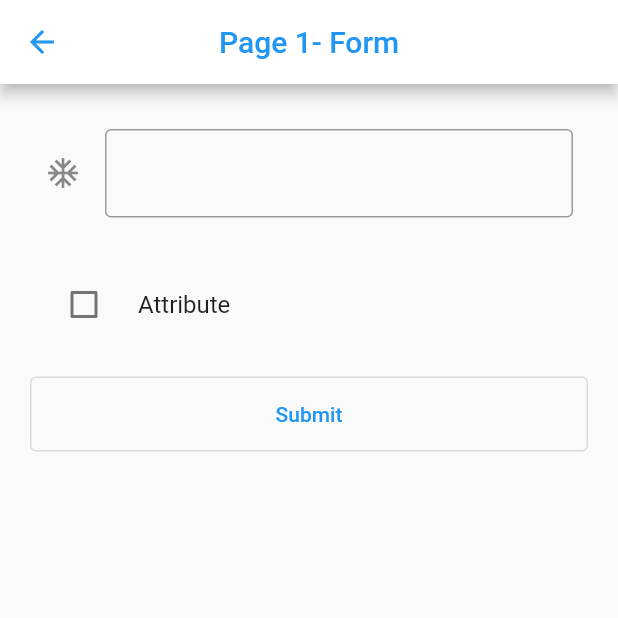
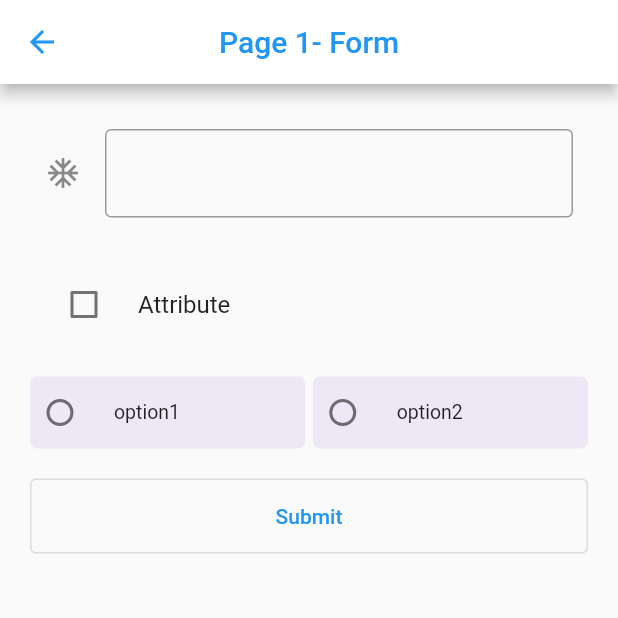
Before and after one commit to ThawedBuffalo/flutter_template, a Flutter app: the Page1 screen opened directly, on a phone screen of 412 x 824 dp, the top half of it. Run offline on Flutter 3.47's test engine with Material 2 defaults, Android fonts, the phone set to English and light mode, and no system bars; our stand-ins replace bloc, dartz, equatable, get_it, logger.

Commit message:
added radio buttons- need to generic ext widget

```diff
--- a/lib/presentation/pages/page-1/page-1.dart
+++ b/lib/presentation/pages/page-1/page-1.dart
@@ -3,6 +3,10 @@ import 'package:flutter_template/core/logging/custom_logger.dart';
 import 'package:flutter_template/presentation/pages/widgets/text-form-widget.dart';
 
 import '../page-2/page-2.dart';
+
+enum RadioTypeEnum {
+  option1, option2
+}
 
 class Page1 extends StatefulWidget {
   const Page1({super.key});
@@ -15,6 +19,8 @@ class _Page1State extends State<Page1> {
   var _productName;
   final _productController = TextEditingController();
   bool _checkBox = false;
+
+  RadioTypeEnum? _radioTypeEnum;
 
   @override
   Widget build(BuildContext context) {
@@ -37,6 +43,7 @@ class _Page1State extends State<Page1> {
                 leadingIcon: Icons.ac_unit_outlined, //dynamic icon
               ),
               const SizedBox(height: 20.0),
+              // TODO- create generic external widget
               CheckboxListTile(
                 value: _checkBox,
                 title: const Text("Attribute"),
@@ -48,6 +55,44 @@ class _Page1State extends State<Page1> {
                 },
                 controlAffinity: ListTileControlAffinity.leading,
               ),
+              const SizedBox(height: 20.0),
+              Row(
+                children: [
+                  Expanded(
+                    child: RadioListTile<RadioTypeEnum>(
+                      contentPadding: const EdgeInsets.all(0.0),
+                        value: RadioTypeEnum.option1,
+                        groupValue: _radioTypeEnum,
+                        shape: RoundedRectangleBorder(borderRadius: BorderRadius.circular(5.0)),
+                        dense: true,
+                        tileColor: Colors.deepPurple.shade50,
+                        title: Text(RadioTypeEnum.option1.name),
+                        onChanged: (value) {
+                          setState(() {
+                            _radioTypeEnum = value;
+                          });
+                        }),
+                  ),
+                  const SizedBox(width: 5.0,),
+                  Expanded(
+                    child: RadioListTile<RadioTypeEnum>(
+                        contentPadding: const EdgeInsets.all(0.0),
+                        value: RadioTypeEnum.option2,
+                        groupValue: _radioTypeEnum,
+                        shape: RoundedRectangleBorder(borderRadius: BorderRadius.circular(5.0)),
+                        dense: true,
+                        tileColor: Colors.deepPurple.shade50,
+                        title: Text(RadioTypeEnum.option2.name),
+                        onChanged:  (value) {
+                          setState(() {
+                            _radioTypeEnum = value;
+                          });
+                        }),
+                  ),
+                ],
+              ),
+
+
               const SizedBox(height: 20.0),
               OutlinedButton(
                 style:
```
Also changed, not shown: lib/presentation/pages/widgets/radio-button-widget.dart (added, +10 -0 lines), reference/to-do.txt (+5 -2 lines).
